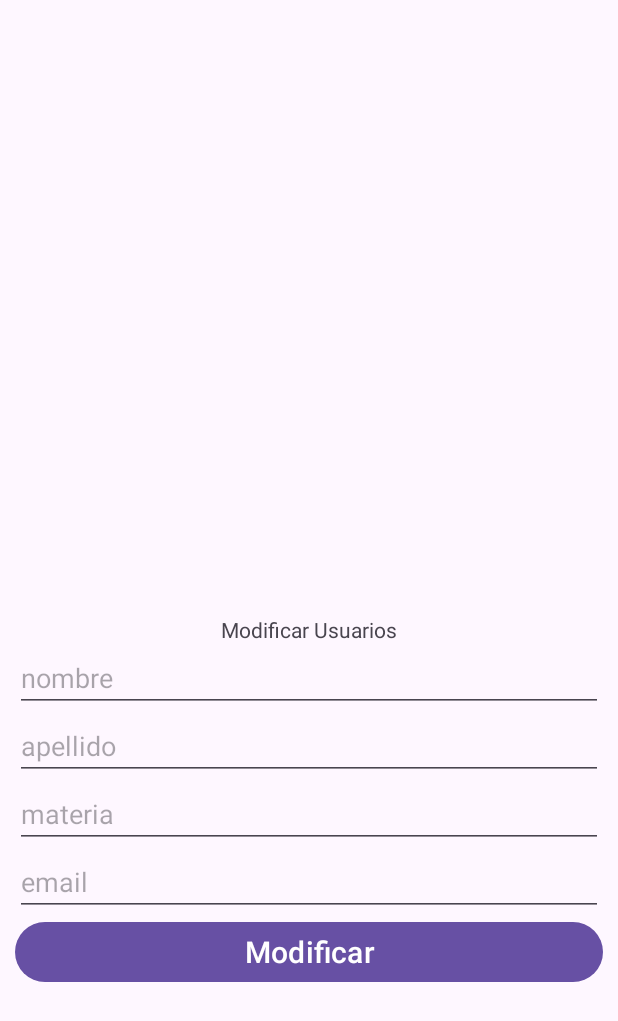
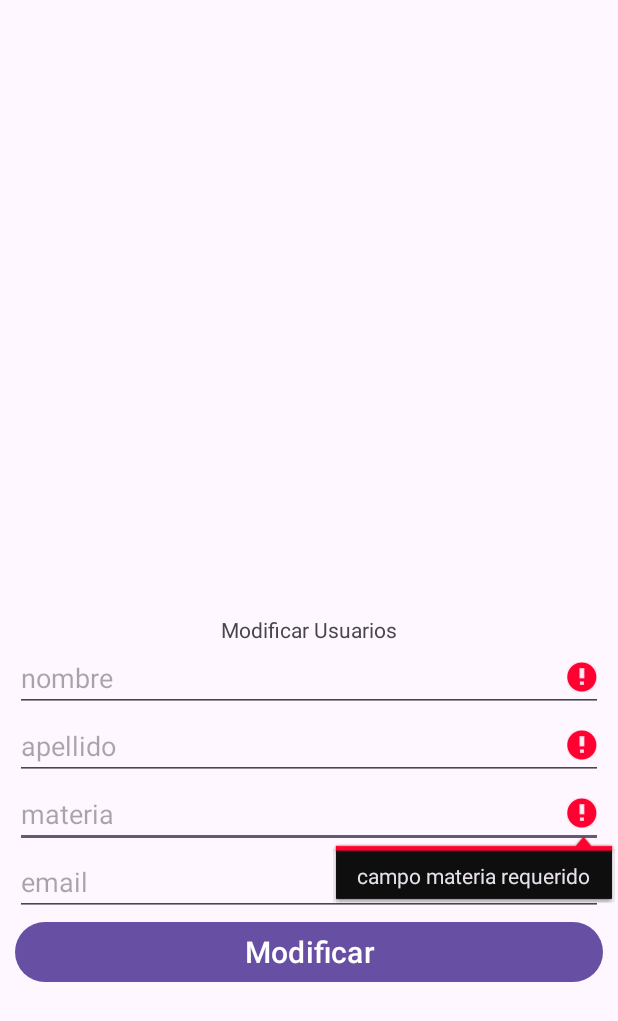
Before and after one commit to ChambaDarwin/CRUD-RealtimeDatabase, an Android app: the fragment EdiFragment placed in its activity, after a tap on "Modificar", on a phone screen of 412 x 824 dp. Shown: the top 1021 px of the screen. Run offline under Robolectric (Android 15) with nearby library versions, the phone set to English and light mode, and no system bars; our stand-ins replace Dagger/Hilt's generated code, Firebase (no records; nobody signed in at launch, a user with empty details on screens opened directly); 9 statements that could not run were skipped.

Commit message:
proyecto corregido crud funcional

```diff
--- a/app/src/main/java/app/aplicacion/coroutine/ui/fragment/EdiFragment.kt
+++ b/app/src/main/java/app/aplicacion/coroutine/ui/fragment/EdiFragment.kt
@@ -7,6 +7,7 @@ import android.view.View
 import android.view.ViewGroup
 import androidx.lifecycle.Observer
 import androidx.lifecycle.ViewModelProvider
+import androidx.lifecycle.lifecycleScope
 import androidx.navigation.fragment.findNavController
 import androidx.navigation.fragment.navArgs
 import app.aplicacion.coroutine.R
@@ -19,6 +20,7 @@ import app.aplicacion.coroutine.databinding.FragmentEdiBinding
 import app.aplicacion.coroutine.ui.adapter.adapterviewpager.AdapterViewPager
 import app.aplicacion.coroutine.ui.viewmodel.UserViewModel
 import app.aplicacion.coroutine.util.DataState
+import app.aplicacion.coroutine.util.ValidateField
 
 
 class EdiFragment : Fragment() {
@@ -42,29 +44,52 @@ class EdiFragment : Fragment() {
 
 
         binding.viewPager2.adapter = pager
+        observeEmpty()
 
         return binding.root
     }
+    private fun observeEmpty() {
+        lifecycleScope.launchWhenStarted {
+            model.validateUser.collect {
+                if (it.nombre is ValidateField.Error) {
+                    binding.nombre.apply {
+                        requestFocus()
+                        setError(it.nombre.message)
+                    }
+                }
+                if (it.apellido is ValidateField.Error) {
+                    binding.apellido.apply {
+                        requestFocus()
+                        setError(it.apellido.message)
+                    }
+                }
+                if (it.materia is ValidateField.Error) {
+                    binding.materia.apply {
+                        requestFocus()
+                        setError(it.materia.message)
+                    }
+                }
+                if (it.email is ValidateField.Error) {
+                    binding.email.apply {
+                        requestFocus()
+                        setError(it.email.message)
+                    }
+                }
+            }
+        }
 
+    }
 
     private fun modificarUsuario() {
         val nombre = binding.nombre.text.toString()
         val apellido = binding.apellido.text.toString()
         val materia = binding.materia.text.toString()
         val email = binding.email.text.toString()
-        if (nombre.isEmpty()) {
-            toast("Nombre requerido")
-        } else if (apellido.isEmpty()) {
-            toast("Apellido requerido")
-        } else if (materia.isEmpty()) {
-            toast("Materia requerida")
-        } else if (email.isEmpty()) {
-            toast("Email requerido")
-        } else {
+
             val user = UserData(args.user.id, nombre, apellido, email, materia,args.user.image)
             model.updateUser(user)
             observeUpdate()
-        }
+
     }
 
     private fun observeUpdate() {
@@ -81,6 +106,8 @@ class EdiFragment : Fragment() {
                     binding.progress.hideProgressBar()
                     toast("Registro modificado")
                     findNavController().popBackStack()
+                    findNavController().navigate(R.id.action_ediFragment_to_mainFragment)
+
                 }
                 else -> {}
             }
--- a/app/src/main/java/app/aplicacion/coroutine/ui/fragment/MainFragment.kt
+++ b/app/src/main/java/app/aplicacion/coroutine/ui/fragment/MainFragment.kt
@@ -45,6 +45,7 @@ import dagger.hilt.android.AndroidEntryPoint
 import kotlinx.coroutines.Dispatchers
 import kotlinx.coroutines.async
 import kotlinx.coroutines.coroutineScope
+import kotlinx.coroutines.flow.collect
 import kotlinx.coroutines.launch
 import kotlinx.coroutines.tasks.await
 import kotlinx.coroutines.withContext
@@ -69,7 +70,7 @@ class MainFragment : Fragment() {
         model = ViewModelProvider(requireActivity()).get(UserViewModel::class.java)
 
         binding.btnAddUser.setOnClickListener {
-           findNavController().navigate(R.id.action_mainFragment_to_imageFragment)
+           findNavController().navigate(R.id.action_mainFragment_to_addFragment)
         }
         storage = Firebase.storage
         initRecycler()
--- a/app/src/main/java/app/aplicacion/coroutine/ui/viewmodel/UserViewModel.kt
+++ b/app/src/main/java/app/aplicacion/coroutine/ui/viewmodel/UserViewModel.kt
@@ -26,7 +26,9 @@ import app.aplicacion.coroutine.databinding.FragmentAddBinding
 import app.aplicacion.coroutine.util.DataState
 import app.aplicacion.coroutine.util.ValidateField
 import app.aplicacion.coroutine.util.ValidateUser
+import app.aplicacion.coroutine.util.validateApellido
 import app.aplicacion.coroutine.util.validateEmail
+import app.aplicacion.coroutine.util.validateMateria
 import app.aplicacion.coroutine.util.validateName
 import com.bumptech.glide.Glide.init
 import com.google.firebase.auth.FirebaseUser
@@ -46,6 +48,7 @@ import kotlinx.coroutines.withContext
 import java.io.ByteArrayOutputStream
 import java.util.UUID
 import javax.inject.Inject
+
 @HiltViewModel
 class UserViewModel @Inject constructor(
     private val repository: UserImplementation
@@ -63,8 +66,11 @@ class UserViewModel @Inject constructor(
     private val _updateData = MutableLiveData<DataState<String>>()
     val updateData: LiveData<DataState<String>> get() = _updateData
 
-    private val _obserDelete=MutableLiveData<DataState<String>>()
-    val observeDelete:LiveData<DataState<String>> get() =_obserDelete
+    private val _obserDelete = MutableLiveData<DataState<String>>()
+    val observeDelete: LiveData<DataState<String>> get() = _obserDelete
+
+    private val _validatUser = Channel<ValidateUser>()
+    val validateUser = _validatUser.receiveAsFlow()
 
 
     init {
@@ -78,13 +84,17 @@ class UserViewModel @Inject constructor(
     }
 
     fun insertUser(user: UserData) {
-        viewModelScope.launch {
-            _insertData.value = DataState.Loading()
-            repository.insertUser(user) { _insertData.value = it }
-        }
+
+            viewModelScope.launch {
+                _insertData.value = DataState.Loading()
+                repository.insertUser(user) { _insertData.value = it }
+            }
+
+
     }
 
     fun insertImage(byteArray: List<ByteArray>) {
+
         viewModelScope.launch {
             _storeCloud.value = DataState.Loading()
             repository.insertCloudStorage(byteArray) { _storeCloud.value = it }
@@ -92,52 +102,45 @@ class UserViewModel @Inject constructor(
     }
 
     fun updateUser(user: UserData) {
-        viewModelScope.launch {
-            _updateData.value=DataState.Loading()
-            repository.updateUser(user) {
-                _updateData.value = it
+        if (validateUserInput(user)) {
+
+            viewModelScope.launch {
+                _updateData.value = DataState.Loading()
+                repository.updateUser(user) {
+                    _updateData.value = it
+                }
+            }
+        } else {
+            val validateUserField = ValidateUser(
+                validateName(user.email),
+                validateApellido(user.nombre),
+                validateMateria(user.email),
+                validateEmail(user.nombre)
+
+            )
+            runBlocking {
+                _validatUser.send(validateUserField)
             }
         }
+
+
     }
-
     fun deleteUser(user: UserData) {
-        _obserDelete.value=DataState.Loading()
+        _obserDelete.value = DataState.Loading()
         viewModelScope.launch {
-            repository.deleteUser(user){_obserDelete.value=it}
+            repository.deleteUser(user) { _obserDelete.value = it }
         }
 
     }
-}
 
-/*
 
     private fun validateUserInput(user: UserData): Boolean {
         val nameValidate = validateName(user.nombre)
         val emailValidate = validateEmail(user.email)
+        val apellidoValidate = validateApellido(user.apellido)
+        val materiaValidate = validateMateria(user.materia)
         return nameValidate is ValidateField.Succes && emailValidate is ValidateField.Succes
+                && apellidoValidate is ValidateField.Succes && materiaValidate is ValidateField.Succes
     }
-    /*
-    private val _validatUser = Channel<ValidateUser>()
-    val validateUser = _validatUser.receiveAsFlow()
 
-
-          }else {
-              val validateUserField = ValidateUser(
-                  validateName(user.email),
-                  validateEmail(user.nombre)
-              )
-              runBlocking {
-                  _validatUser.send(validateUserField)
-              }
-          }
-
-           */
-
-
-
-
-
-
-
-
- */
+}
--- a/app/src/main/java/app/aplicacion/coroutine/util/CheckInput.kt
+++ b/app/src/main/java/app/aplicacion/coroutine/util/CheckInput.kt
@@ -1,10 +1,11 @@
 package app.aplicacion.coroutine.util
 
+import android.text.TextUtils
 import android.util.Patterns
 
 fun validateName(nombre:String):ValidateField{
-    if(nombre.isNullOrEmpty()){
-        return ValidateField.Error("No puede ser vacio")
+    if(TextUtils.isEmpty(nombre)){
+        return ValidateField.Error("campo nombre requerido")
     }
     return ValidateField.Succes
 
@@ -16,3 +17,17 @@ fun validateName(nombre:String):ValidateField{
     }
     return ValidateField.Succes
 }
+fun validateApellido(apellido:String):ValidateField{
+    if(TextUtils.isEmpty(apellido)){
+        return ValidateField.Error("campo apellido requerido")
+    }
+    return ValidateField.Succes
+
+}
+fun validateMateria(materia:String):ValidateField{
+    if(TextUtils.isEmpty(materia)){
+        return ValidateField.Error("campo materia requerido")
+
+    }
+    return ValidateField.Succes
+}
--- a/app/src/main/java/app/aplicacion/coroutine/util/ValidateField.kt
+++ b/app/src/main/java/app/aplicacion/coroutine/util/ValidateField.kt
@@ -5,6 +5,8 @@ sealed class ValidateField{
     object Succes:ValidateField()
 }
 data class ValidateUser(
-    val email:ValidateField,
-    val nombre:ValidateField
+    val nombre:ValidateField,
+    val apellido:ValidateField,
+    val materia:ValidateField,
+    val email:ValidateField
 )
--- a/app/src/main/res/layout/fragment_edi.xml
+++ b/app/src/main/res/layout/fragment_edi.xml
@@ -6,7 +6,9 @@
     android:orientation="vertical"
     xmlns:app="http://schemas.android.com/apk/res-auto"
     tools:context=".ui.fragment.EdiFragment">
-
+    <ScrollView
+        android:layout_width="match_parent"
+        android:layout_height="wrap_content">
         <androidx.appcompat.widget.LinearLayoutCompat
             android:layout_width="match_parent"
             android:orientation="vertical"
@@ -56,4 +58,8 @@
                 android:layout_height="wrap_content"/>
         </androidx.appcompat.widget.LinearLayoutCompat>
 
+    </ScrollView>
+
+
+
 </LinearLayout>
--- a/app/src/main/res/navigation/my_navigation.xml
+++ b/app/src/main/res/navigation/my_navigation.xml
@@ -11,17 +11,21 @@
         android:label="fragment_main"
         tools:layout="@layout/fragment_main" >
         <action
-            android:id="@+id/action_mainFragment_to_imageFragment"
-            app:destination="@id/addFragment" />
-        <action
             android:id="@+id/action_mainFragment_to_ediFragment"
             app:destination="@id/ediFragment" />
+        <action
+            android:id="@+id/action_mainFragment_to_addFragment"
+            app:destination="@id/addFragment" />
     </fragment>
     <fragment
         android:id="@+id/addFragment"
         android:name="app.aplicacion.coroutine.ui.fragment.AddFragment"
         android:label="fragment_add"
-        tools:layout="@layout/fragment_add" />
+        tools:layout="@layout/fragment_add" >
+        <action
+            android:id="@+id/action_addFragment_to_mainFragment"
+            app:destination="@id/mainFragment" />
+    </fragment>
     <fragment
         android:id="@+id/ediFragment"
         android:name="app.aplicacion.coroutine.ui.fragment.EdiFragment"
@@ -30,5 +34,8 @@
         <argument
             android:name="user"
             app:argType="app.aplicacion.coroutine.data.model.UserData" />
+        <action
+            android:id="@+id/action_ediFragment_to_mainFragment"
+            app:destination="@id/mainFragment" />
     </fragment>
 </navigation>
```
Also changed, not shown: app/src/main/java/app/aplicacion/coroutine/data/repository/UserImplementation.kt (+11 -13 lines), app/src/main/java/app/aplicacion/coroutine/ui/fragment/AddFragment.kt (+64 -50 lines), app/src/main/res/layout/fragment_add.xml (+6 -1 lines). Lines whose indentation alone changed are shown as unchanged.
